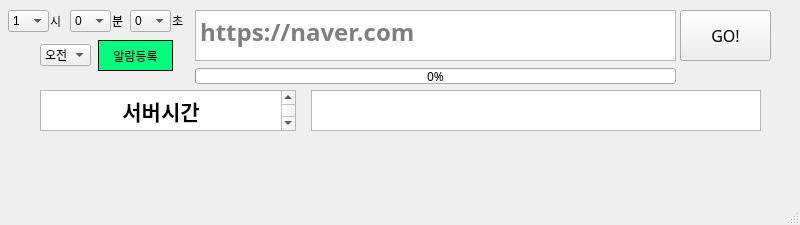
First picture: the form in ui/severtimeUI.ui, repository lani009/server_time, before the edit.
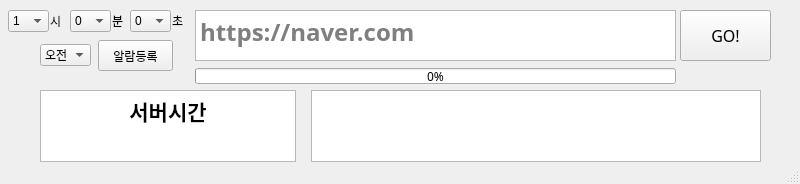
Second picture: the form after the edit.

Diff of the .ui file:
```diff
--- a/ui/severtimeUI.ui
+++ b/ui/severtimeUI.ui
@@ -7,7 +7,7 @@
     <x>0</x>
     <y>0</y>
     <width>800</width>
-    <height>225</height>
+    <height>184</height>
    </rect>
   </property>
   <property name="windowTitle">
@@ -16,6 +16,9 @@
   <property name="windowOpacity">
    <double>1.000000000000000</double>
   </property>
+  <property name="styleSheet">
+   <string notr="true"/>
+  </property>
   <widget class="QWidget" name="centralwidget">
    <widget class="QPushButton" name="query">
     <property name="geometry">
@@ -57,7 +60,7 @@
       <x>30</x>
       <y>80</y>
       <width>741</width>
-      <height>51</height>
+      <height>82</height>
      </rect>
     </property>
     <layout class="QGridLayout" name="infoLayout" rowstretch="2" columnstretch="0,1">
@@ -205,9 +208,7 @@
      </font>
     </property>
     <property name="styleSheet">
-     <string notr="true">background:rgb(0, 255, 127);
-border: 1px solid black;
-border-radius:0.5em;</string>
+     <string notr="true"/>
     </property>
     <property name="text">
      <string>알람등록</string>
```
Left out of the diff: 3 changed lines with no effect on the pictures.
